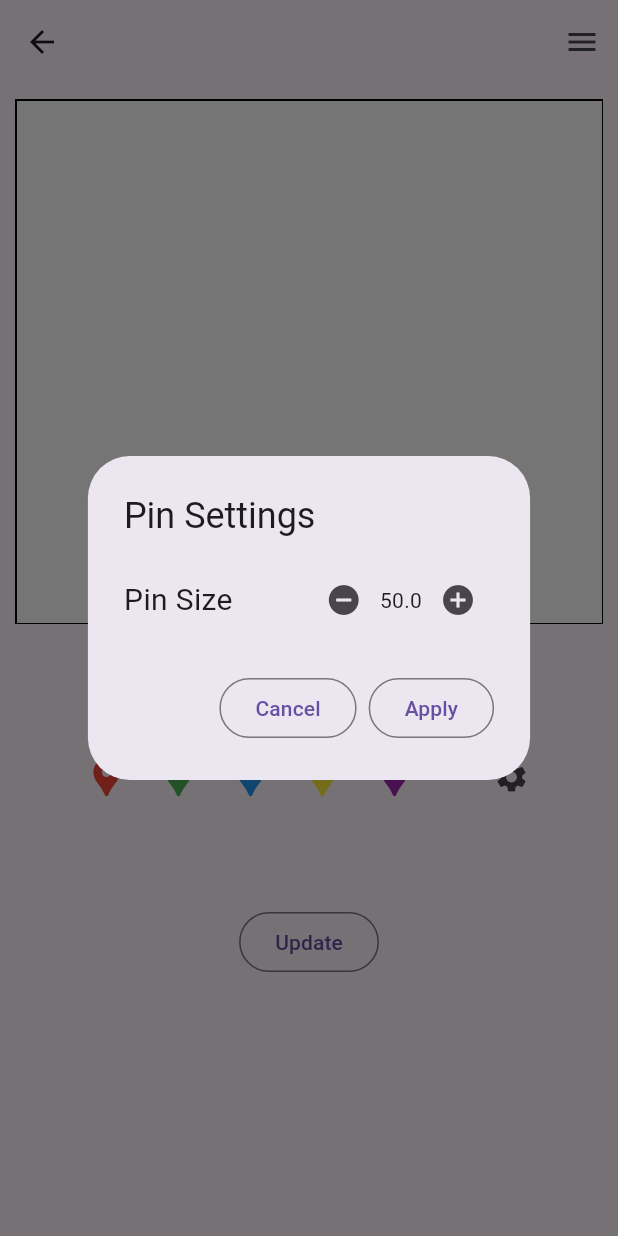
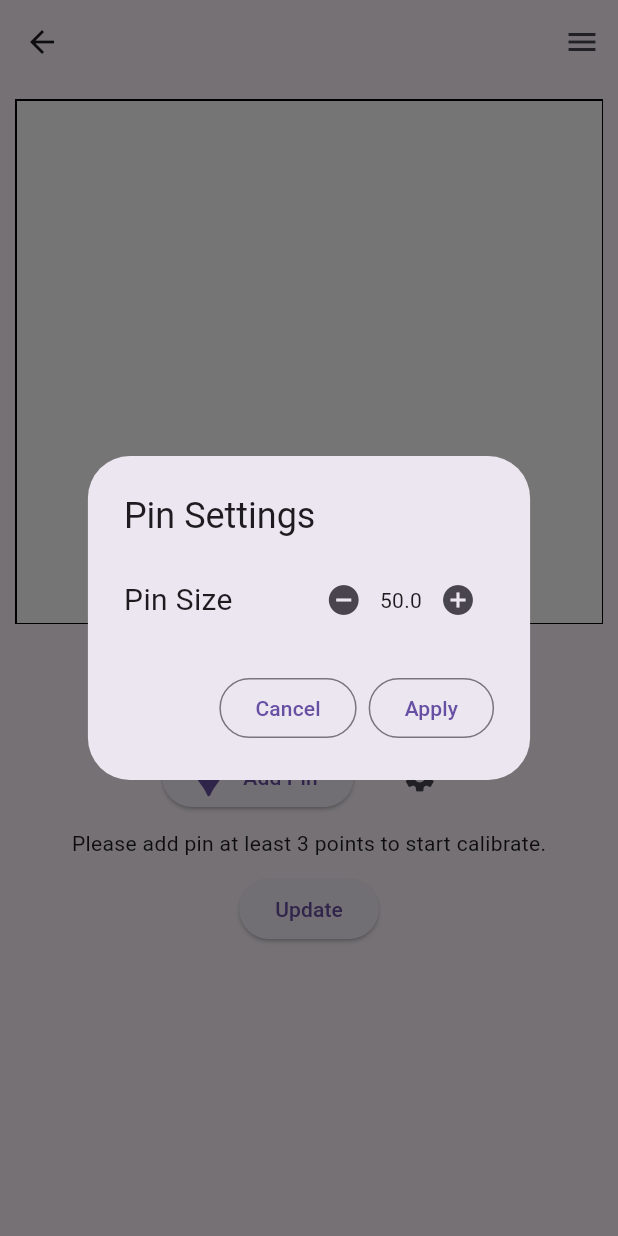
Before and after one commit to RtpnrK/MyOrchard, a Flutter app: the Calibrate screen opened directly, after a tap on the "settings" icon, on a phone screen of 412 x 824 dp. Run offline on Flutter 3.47's test engine with Material 3 defaults, Android fonts, the phone set to English and light mode, and no system bars; our stand-ins replace flutter_colorpicker, geolocator, image_picker; missing offline and left inert: ml_linalg.

Commit message:
change ui

```diff
--- a/lib/calibrate.dart
+++ b/lib/calibrate.dart
@@ -1,6 +1,7 @@
 import 'dart:developer';
 import 'dart:io';
 import 'package:flutter/material.dart';
+import 'package:flutter_colorpicker/flutter_colorpicker.dart';
 import 'package:geolocator/geolocator.dart';
 import 'package:ml_linalg/linalg.dart';
 import 'package:myorchard/optimize.dart';
@@ -16,22 +17,23 @@ class Calibrate extends StatefulWidget {
 
 class CalibrateState extends State<Calibrate> {
   Offset imgOffset = const Offset(0, 0);
+  Offset currentOffset = const Offset(0, 0);
   Pin? oldPin;
-  String offsetShow = "";
-  String location = "";
+  String message = "Please add pin at least 3 points to start calibrate.";
   bool isPress = false;
   bool isPin = false;
   bool isUpdate = false;
-  late Position currentPosition;
   double lat = 0;
   double long = 0;
   double pinSize = 50;
-  late double newPinSize;
   Color pinColor = Colors.transparent;
+  Color pickerColor = Colors.transparent;
   int index = 0;
+  int pinCount = 0;
   var currentPin = <int, Pin>{};
   var pinDetail = <int, PinDetails>{};
-  Offset currentOffset = Offset(0, 0);
+  late Position currentPosition;
+  late double newPinSize;
   late Optimize opt;
 
   Future<void> _getCurrentLocation() async {
@@ -41,7 +43,7 @@ class CalibrateState extends State<Calibrate> {
     serviceEnabled = await Geolocator.isLocationServiceEnabled();
     if (!serviceEnabled) {
       setState(() {
-        location = 'Location services are disabled.';
+        message = 'Location services are disabled.';
       });
       return;
     }
@@ -51,7 +53,7 @@ class CalibrateState extends State<Calibrate> {
       permission = await Geolocator.requestPermission();
       if (permission == LocationPermission.denied) {
         setState(() {
-          location = 'Location permissions are denied';
+          message = 'Location permissions are denied';
         });
         return;
       }
@@ -59,7 +61,7 @@ class CalibrateState extends State<Calibrate> {
 
     if (permission == LocationPermission.deniedForever) {
       setState(() {
-        location =
+        message =
             'Location permissions are permanently denied, we cannot request permissions.';
       });
       return;
@@ -67,10 +69,24 @@ class CalibrateState extends State<Calibrate> {
 
     currentPosition = await Geolocator.getCurrentPosition(
         desiredAccuracy: LocationAccuracy.high);
+    Navigator.of(context).pop;
     setState(() {
       lat = currentPosition.latitude;
       long = currentPosition.longitude;
     });
+  }
+
+  Future<void> _loadingState() async{
+    showDialog(
+      context: context,
+      barrierDismissible: false,
+      builder: (context){
+        return const Center(child: CircularProgressIndicator());
+      });
+    await _getCurrentLocation();
+    if(mounted){
+      Navigator.of(context).pop();
+    }
   }
 
   @override
@@ -90,8 +106,8 @@ class CalibrateState extends State<Calibrate> {
                 height: 20,
               ),
               ...pinDetail.values,
-              SizedBox(height: 20),
-              OutlinedButton(
+              const SizedBox(height: 20),
+              ElevatedButton(
                 onPressed: pinDetail.length >= 3
                     ? () async {
                         List<List<double>> l1 = [[], []];
@@ -114,13 +130,11 @@ class CalibrateState extends State<Calibrate> {
                         var current_sp = opt.toSP(current_gp);
                         currentOffset =
                             Offset(current_sp[0][0], current_sp[1][0]);
-                        offsetShow =
-                            'Offset: ${current_sp[0][0]}, ${current_sp[1][0]}';
                         log(current_sp.toString());
                         log(current_gp.toString());
                       }
                     : null,
-                child: Text('Calibrate'),
+                child: const Text('Calibrate'),
               )
             ],
           ),
@@ -145,9 +159,6 @@ class CalibrateState extends State<Calibrate> {
                   setState(() {
                     if (isPress) {
                       imgOffset = details.localPosition;
-                      String dx = (imgOffset.dx).toStringAsFixed(10);
-                      String dy = (imgOffset.dy).toStringAsFixed(10);
-                      offsetShow = "Pixel Offset: $dx, $dy";
                       isPin = true;
                       if (!currentPin.containsKey(index)) {
                         oldPin = null;
@@ -172,9 +183,9 @@ class CalibrateState extends State<Calibrate> {
                             fit: BoxFit.contain),
                     ...currentPin.values,
                     Positioned(
-                      child: Icon(Icons.man, size: pinSize),
                       left: currentOffset.dx - (pinSize / 2),
                       top: currentOffset.dy - pinSize,
+                      child: Icon(Icons.man, size: pinSize),
                     )
                   ],
                 ),
@@ -190,19 +201,13 @@ class CalibrateState extends State<Calibrate> {
                   maintainSize: true,
                   maintainAnimation: true,
                   maintainState: true,
-                  child: OutlinedButton(
+                  child: ElevatedButton(
                       onPressed: () {
                         setState(() {
-                          if (isUpdate) {
-                            currentPin[index] = oldPin!;
-                          } else if (oldPin == null) {
-                            currentPin.remove(index);
-                          }
-                          isUpdate = false;
+                          currentPin.remove(index);
                           isPress = false;
                           isPin = false;
-                          offsetShow = "";
-                          location = "";
+                          message = "";
                         });
                       },
                       child: const Text("Cancel"))),
@@ -211,14 +216,16 @@ class CalibrateState extends State<Calibrate> {
                   maintainSize: true,
                   maintainAnimation: true,
                   maintainState: true,
-                  child: OutlinedButton(
+                  child: ElevatedButton(
                       onPressed: isPin
                           ? () async {
                               setState(() {
                                 isPress = false;
                               });
-                              await _getCurrentLocation();
-                              updateLocation();
+                              await _loadingState();
+                              updateDrawer();
+                              pinCount++;
+                              message = "Your location is save at $imgOffset.";
                             }
                           : null,
                       child: const Text("Apply"))),
@@ -228,105 +235,44 @@ class CalibrateState extends State<Calibrate> {
           Row(
             mainAxisAlignment: MainAxisAlignment.center,
             children: [
-              IconButton(
-                  onPressed: isPress
-                      ? null
-                      : () {
-                          setState(() {
-                            offsetShow = "Pin your location on the map";
-                            isPress = true;
-                            pinColor = Colors.red;
-                            index = 0;
-                            if (currentPin.containsKey(index)) {
-                              isUpdate = true;
-                              oldPin = currentPin[index]!;
-                            }
-                          });
-                        },
-                  icon: const Icon(Icons.location_pin,
-                      size: 30, color: Colors.red)),
-              IconButton(
-                  onPressed: isPress
-                      ? null
-                      : () {
-                          setState(() {
-                            offsetShow = "Pin your location on the map";
-                            isPress = true;
-                            pinColor = Colors.green;
-                            index = 1;
-                            if (currentPin.containsKey(index)) {
-                              isUpdate = true;
-                              oldPin = currentPin[index]!;
-                            }
-                          });
-                        },
+              ElevatedButton.icon(
+                  onPressed: pinCount < 5
+                      ? () {
+                          showDialog(
+                              context: context,
+                              builder: (context) {
+                                return AlertDialog(
+                                  title: const Text("Select Pin Color"),
+                                  content: BlockPicker(
+                                      pickerColor: pickerColor,
+                                      onColorChanged: colorChange),
+                                  actions: [
+                                    ElevatedButton(onPressed: (){
+                                      Navigator.of(context).pop();
+                                    }, child: Text("Cancel")),
+                                    ElevatedButton(
+                                        onPressed: () {
+                                          setState(() {
+                                            pinColor = pickerColor;
+                                          });
+                                          message = "Mark your location on a map.";
+                                          index = pinCount;
+                                          isPress = true;
+                                          Navigator.of(context).pop();
+                                        },
+                                        child: const Text("OK"))
+                                  ],
+                                );
+                              });
+                        }
+                      : null,
+                  label: const Text("Add Pin"),
                   icon: const Icon(
                     Icons.location_pin,
                     size: 30,
-                    color: Colors.green,
-                  )),
-              IconButton(
-                  onPressed: isPress
-                      ? null
-                      : () {
-                          setState(() {
-                            offsetShow = "Pin your location on the map";
-                            isPress = true;
-                            pinColor = Colors.blue;
-                            index = 2;
-                            if (currentPin.containsKey(index)) {
-                              isUpdate = true;
-                              oldPin = currentPin[index]!;
-                            }
-                          });
-                        },
-                  icon: const Icon(
-                    Icons.location_pin,
-                    size: 30,
-                    color: Colors.blue,
-                  )),
-              IconButton(
-                  onPressed: isPress
-                      ? null
-                      : () {
-                          setState(() {
-                            offsetShow = "Pin your location on the map";
-                            isPress = true;
-                            pinColor = Colors.yellow;
-                            index = 3;
-                            if (currentPin.containsKey(index)) {
-                              isUpdate = true;
-                              oldPin = currentPin[index]!;
-                            }
-                          });
-                        },
-                  icon: const Icon(
-                    Icons.location_pin,
-                    size: 30,
-                    color: Colors.yellow,
-                  )),
-              IconButton(
-                  onPressed: isPress
-                      ? null
-                      : () {
-                          setState(() {
-                            offsetShow = "Pin your location on the map";
-                            isPress = true;
-                            pinColor = Colors.purple;
-                            index = 4;
-                            if (currentPin.containsKey(index)) {
-                              isUpdate = true;
-                              oldPin = currentPin[index]!;
-                            }
-                          });
-                        },
-                  icon: const Icon(
-                    Icons.location_pin,
-                    size: 30,
-                    color: Colors.purple,
                   )),
               const SizedBox(
-                width: 30,
+                width: 20,
               ),
               IconButton(
                 onPressed: () {
@@ -337,14 +283,14 @@ class CalibrateState extends State<Calibrate> {
                       builder: (context) {
                         return StatefulBuilder(builder: (context, setState) {
                           return AlertDialog(
-                            title: Text('Pin Settings'),
+                            title: const Text('Pin Settings'),
                             content: Row(
                               children: [
-                                Text(
+                                const Text(
                                   'Pin Size',
                                   style: TextStyle(fontSize: 20),
                                 ),
-                                SizedBox(
+                                const SizedBox(
                                   width: 50,
                                 ),
                                 IconButton(
@@ -353,7 +299,7 @@ class CalibrateState extends State<Calibrate> {
                                         newPinSize -= 5;
                                       });
                                     },
-                                    icon: Icon(Icons.remove_circle)),
+                                    icon: const Icon(Icons.remove_circle)),
                                 Text('$newPinSize'),
                                 IconButton(
                                     onPressed: () {
@@ -361,7 +307,7 @@ class CalibrateState extends State<Calibrate> {
                                         newPinSize += 5;
                                       });
                                     },
-                                    icon: Icon(Icons.add_circle)),
+                                    icon: const Icon(Icons.add_circle)),
                               ],
                             ),
                             actions: [
@@ -369,32 +315,31 @@ class CalibrateState extends State<Calibrate> {
                                   onPressed: () {
                                     Navigator.pop(context, 'Cancel');
                                   },
-                                  child: Text('Cancel')),
+                                  child: const Text('Cancel')),
                               OutlinedButton(
                                   onPressed: () {
                                     pinSize = newPinSize;
                                     updatePinSize(newPinSize);
                                     Navigator.pop(context, 'Apply');
                                   },
-                                  child: Text('Apply'))
+                                  child: const Text('Apply'))
                             ],
                           );
                         });
                       });
                 },
-                icon: Icon(Icons.settings),
+                icon: const Icon(Icons.settings),
               ),
             ],
           ),
           const SizedBox(
             height: 10,
           ),
-          Text(offsetShow),
-          Text(location),
-          SizedBox(
+          Text(message),
+          const SizedBox(
             height: 10,
           ),
-          OutlinedButton(
+          ElevatedButton(
               onPressed: () async {
                 await _getCurrentLocation();
                 var current_gp = Matrix.fromList([
@@ -408,19 +353,24 @@ class CalibrateState extends State<Calibrate> {
                   currentOffset = Offset(current_sp[0][0], current_sp[1][0]);
                 });
               },
-              child: Text('Update'))
+              child: const Text('Update'))
         ],
       )),
     );
   }
 
   void updateDrawer() {
+    int thisPin = index;
     pinDetail[index] = PinDetails(
         pinColor: pinColor,
         pinOffset: imgOffset,
         position: currentPosition,
         remove: () {
-          print("test");
+          setState(() {
+            currentPin.remove(thisPin);
+            pinDetail.remove(thisPin);
+            pinCount--;
+          });
         });
   }
 
@@ -432,10 +382,9 @@ class CalibrateState extends State<Calibrate> {
     });
   }
 
-  void updateLocation() {
-    String lx = lat.toStringAsFixed(10);
-    String ly = long.toStringAsFixed(10);
-    location = 'Lat: $lx, Long: $ly';
-    updateDrawer();
+  void colorChange(Color color) {
+    setState(() {
+      pickerColor = color;
+    });
   }
 }
--- a/lib/pinDetails.dart
+++ b/lib/pinDetails.dart
@@ -70,7 +70,7 @@ class PinDetails extends StatelessWidget {
           ),
         ),
         TextButton(
-            onPressed: () => remove,
+            onPressed: () => remove(),
             child: const Column(
               children: [Icon(Icons.delete), Text("Remove")],
             ))
--- a/pubspec.yaml
+++ b/pubspec.yaml
@@ -38,6 +38,7 @@ dependencies:
   cupertino_icons: ^1.0.6
   geolocator: ^12.0.0
   ml_linalg: ^13.12.6
+  flutter_colorpicker: ^1.1.0
 
 dev_dependencies:
   flutter_test:
```
Also changed, not shown: pubspec.lock, 1 other file.
